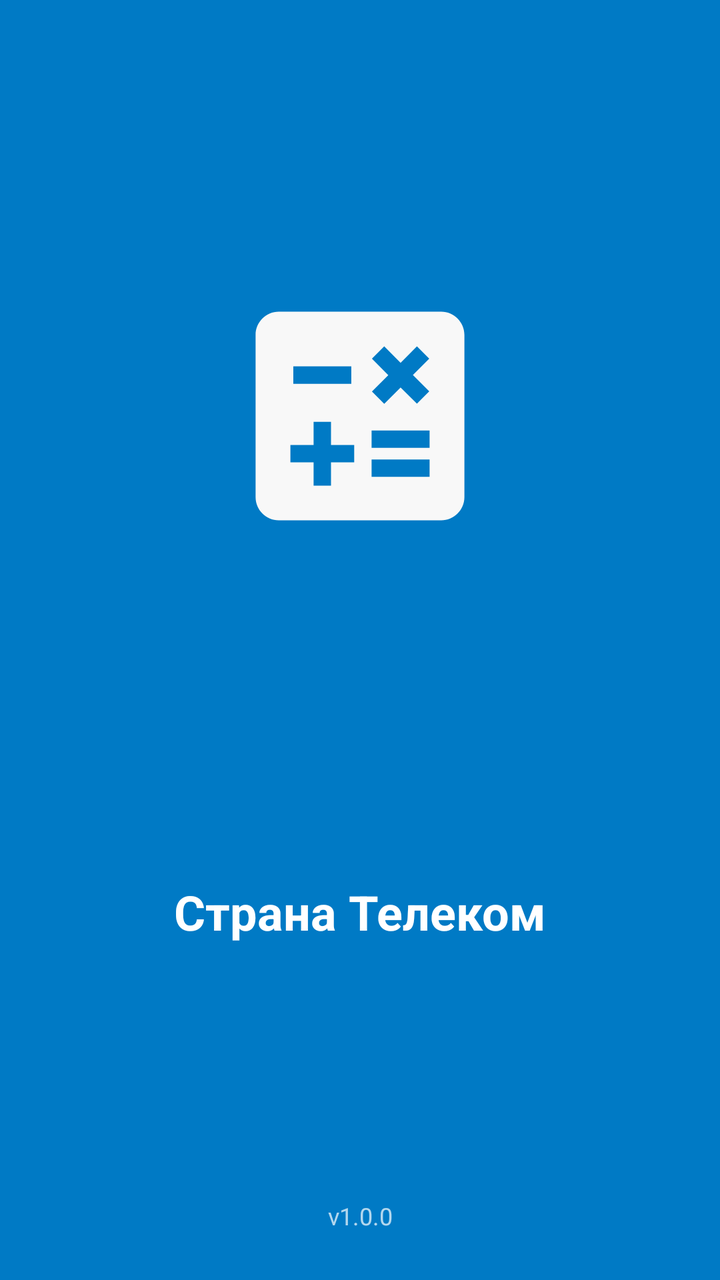
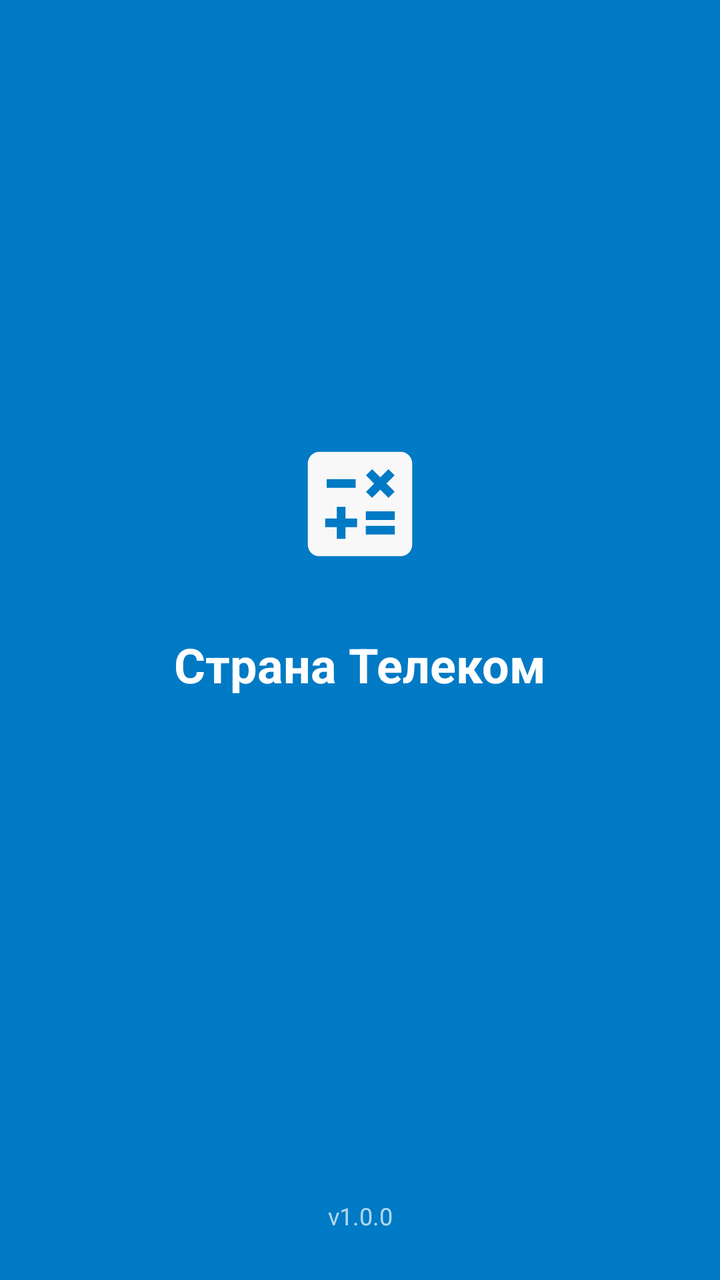

Before-and-after screenshots of an Android layout around one commit, followed by the original layout XML and the change that was made.
<!-- AndroidManifest.xml: activity theme Theme.Splash -->
<!-- res/layout/activity_splash.xml -->
<?xml version="1.0" encoding="utf-8"?>
<androidx.constraintlayout.widget.ConstraintLayout
    xmlns:android="http://schemas.android.com/apk/res/android"
    xmlns:app="http://schemas.android.com/apk/res-auto"
    android:id="@+id/main"
    android:layout_width="match_parent"
    android:layout_height="match_parent"
    android:background="#007Ac5">

    
    <LinearLayout
        android:id="@+id/iconContainer"
        android:layout_width="240dp"
        android:layout_height="240dp"
        android:background="@drawable/ic_launcher_foreground"
        android:gravity="center"
        android:orientation="vertical"
        app:layout_constraintBottom_toTopOf="@id/appNameTextView"
        app:layout_constraintEnd_toEndOf="parent"
        app:layout_constraintStart_toStartOf="parent"
        app:layout_constraintTop_toTopOf="parent"
        android:layout_marginBottom="24dp">


    </LinearLayout>

    
    <TextView
        android:id="@+id/appNameTextView"
        android:layout_width="wrap_content"
        android:layout_height="wrap_content"
        android:text="Страна Телеком"
        android:textSize="24sp"
        android:textStyle="bold"
        android:textColor="#FFFFFF"
        app:layout_constraintTop_toBottomOf="@id/iconContainer"
        app:layout_constraintBottom_toBottomOf="parent"
        app:layout_constraintStart_toStartOf="parent"
        app:layout_constraintEnd_toEndOf="parent"
        android:layout_marginBottom="80dp" />

    
    <TextView
        android:id="@+id/versionTextView"
        android:layout_width="wrap_content"
        android:layout_height="wrap_content"
        android:text="v1.0.0"
        android:textSize="12sp"
        android:textColor="#B3FFFFFF"
        app:layout_constraintBottom_toBottomOf="parent"
        app:layout_constraintStart_toStartOf="parent"
        app:layout_constraintEnd_toEndOf="parent"
        android:layout_marginBottom="24dp" />

</androidx.constraintlayout.widget.ConstraintLayout>
<!-- resources referenced by this layout -->
<resources>
  <!-- drawable ic_launcher_foreground (drawable) -->
  <vector xmlns:android="http://schemas.android.com/apk/res/android"
      android:width="108dp"
      android:height="108dp"
      android:viewportWidth="24"
      android:viewportHeight="24"
      android:tint="#F8F8F8">
    <group android:scaleX="0.58"
        android:scaleY="0.58"
        android:translateX="5.04"
        android:translateY="5.04">
      <path
          android:fillColor="@android:color/white"
          android:pathData="M19,3H5C3.9,3 3,3.9 3,5v14c0,1.1 0.9,2 2,2h14c1.1,0 2,-0.9 2,-2V5C21,3.9 20.1,3 19,3zM13.03,7.06L14.09,6l1.41,1.41L16.91,6l1.06,1.06l-1.41,1.41l1.41,1.41l-1.06,1.06L15.5,9.54l-1.41,1.41l-1.06,-1.06l1.41,-1.41L13.03,7.06zM6.25,7.72h5v1.5h-5V7.72zM11.5,16h-2v2H8v-2H6v-1.5h2v-2h1.5v2h2V16zM18,17.25h-5v-1.5h5V17.25zM18,14.75h-5v-1.5h5V14.75z"/>
    </group>
  </vector>
  <style name="Theme.Splash" parent="Theme.AppCompat.Light.NoActionBar">
          <item name="android:windowBackground">@color/white</item>
          <item name="android:windowFullscreen">true</item>
      </style>
  <color name="white">#FFFFFF</color>
</resources>

<!-- the commit's change to res/layout/activity_splash.xml (unified diff, before → after) -->
@@ -8,21 +8,17 @@
     android:background="#007Ac5">
 
     
-    <LinearLayout
-        android:id="@+id/iconContainer"
-        android:layout_width="240dp"
-        android:layout_height="240dp"
-        android:background="@drawable/ic_launcher_foreground"
-        android:gravity="center"
-        android:orientation="vertical"
+    <ImageView
+        android:id="@+id/logoImageView"
+        android:layout_width="120dp"
+        android:layout_height="120dp"
+        android:src="@drawable/ic_launcher_foreground"
+        android:contentDescription="Логотип"
+        app:layout_constraintTop_toTopOf="parent"
         app:layout_constraintBottom_toTopOf="@id/appNameTextView"
+        app:layout_constraintStart_toStartOf="parent"
         app:layout_constraintEnd_toEndOf="parent"
-        app:layout_constraintStart_toStartOf="parent"
-        app:layout_constraintTop_toTopOf="parent"
-        android:layout_marginBottom="24dp">
-
-
-    </LinearLayout>
+        app:layout_constraintVertical_chainStyle="packed" />
 
     
     <TextView
@@ -33,11 +29,12 @@
         android:textSize="24sp"
         android:textStyle="bold"
         android:textColor="#FFFFFF"
-        app:layout_constraintTop_toBottomOf="@id/iconContainer"
+        app:layout_constraintTop_toBottomOf="@id/logoImageView"
         app:layout_constraintBottom_toBottomOf="parent"
         app:layout_constraintStart_toStartOf="parent"
         app:layout_constraintEnd_toEndOf="parent"
-        android:layout_marginBottom="80dp" />
+        android:layout_marginTop="4dp"
+        android:layout_marginBottom="100dp" />
 
     
     <TextView
<!-- resource entries referenced after the edit -->
@@ -2,8 +2,8 @@
 <resources>
   <!-- drawable ic_launcher_foreground (drawable) -->
   <vector xmlns:android="http://schemas.android.com/apk/res/android"
-      android:width="108dp"
-      android:height="108dp"
+      android:width="200dp"
+      android:height="200dp"
       android:viewportWidth="24"
       android:viewportHeight="24"
       android:tint="#F8F8F8">
